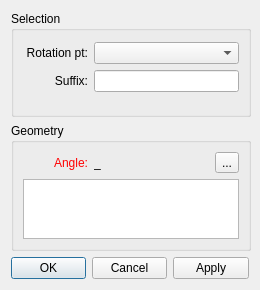
This is src/libs/vtools/dialogs/tools/dialogrotation.ui in FashionFreedom/Seamly2D as Qt 5 draws it before an edit. The edited form follows.
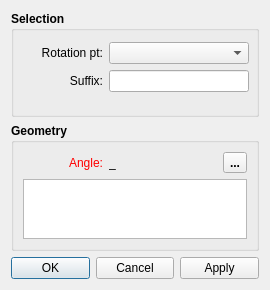
This is the edited form. Icons and pictures are not drawn.

Patch:
```diff
--- a/src/libs/vtools/dialogs/tools/dialogrotation.ui
+++ b/src/libs/vtools/dialogs/tools/dialogrotation.ui
@@ -6,13 +6,13 @@
    <rect>
     <x>0</x>
     <y>0</y>
-    <width>260</width>
+    <width>270</width>
     <height>290</height>
    </rect>
   </property>
   <property name="minimumSize">
    <size>
-    <width>260</width>
+    <width>270</width>
     <height>290</height>
    </size>
   </property>
@@ -38,6 +38,13 @@
        <height>50</height>
       </size>
      </property>
+     <property name="font">
+      <font>
+       <pointsize>9</pointsize>
+       <weight>75</weight>
+       <bold>true</bold>
+      </font>
+     </property>
      <property name="title">
       <string>Selection</string>
      </property>
@@ -54,7 +61,7 @@
          <widget class="QLabel" name="originPoint_Label">
           <property name="minimumSize">
            <size>
-            <width>65</width>
+            <width>80</width>
             <height>0</height>
            </size>
           </property>
@@ -64,6 +71,13 @@
             <height>16777215</height>
            </size>
           </property>
+          <property name="font">
+           <font>
+            <pointsize>9</pointsize>
+            <weight>50</weight>
+            <bold>false</bold>
+           </font>
+          </property>
           <property name="text">
            <string>Rotation pt:</string>
           </property>
@@ -76,17 +90,24 @@
          <widget class="QComboBox" name="rotation_ComboBox">
           <property name="minimumSize">
            <size>
-            <width>0</width>
+            <width>140</width>
             <height>0</height>
            </size>
           </property>
+          <property name="font">
+           <font>
+            <pointsize>9</pointsize>
+            <weight>50</weight>
+            <bold>false</bold>
+           </font>
+          </property>
          </widget>
         </item>
         <item row="1" column="0">
          <widget class="QLabel" name="suffix_Label">
           <property name="minimumSize">
            <size>
-            <width>65</width>
+            <width>80</width>
             <height>0</height>
            </size>
           </property>
@@ -96,6 +117,13 @@
             <height>16777215</height>
            </size>
           </property>
+          <property name="font">
+           <font>
+            <pointsize>9</pointsize>
+            <weight>50</weight>
+            <bold>false</bold>
+           </font>
+          </property>
           <property name="text">
            <string>Suffix:</string>
           </property>
@@ -108,10 +136,17 @@
          <widget class="QLineEdit" name="suffix_LineEdit">
           <property name="minimumSize">
            <size>
-            <width>0</width>
+            <width>140</width>
             <height>0</height>
            </size>
           </property>
+          <property name="font">
+           <font>
+            <pointsize>9</pointsize>
+            <weight>50</weight>
+            <bold>false</bold>
+           </font>
+          </property>
          </widget>
         </item>
        </layout>
@@ -133,6 +168,13 @@
        <height>0</height>
       </size>
      </property>
+     <property name="font">
+      <font>
+       <pointsize>9</pointsize>
+       <weight>75</weight>
+       <bold>true</bold>
+      </font>
+     </property>
      <property name="title">
       <string>Geometry</string>
      </property>
@@ -149,7 +191,7 @@
           </property>
           <property name="minimumSize">
            <size>
-            <width>65</width>
+            <width>80</width>
             <height>0</height>
            </size>
           </property>
@@ -196,6 +238,13 @@
             </disabled>
            </palette>
           </property>
+          <property name="font">
+           <font>
+            <pointsize>9</pointsize>
+            <weight>50</weight>
+            <bold>false</bold>
+           </font>
+          </property>
           <property name="text">
            <string>Angle:</string>
           </property>
@@ -218,6 +267,13 @@
             <height>0</height>
            </size>
           </property>
+          <property name="font">
+           <font>
+            <pointsize>9</pointsize>
+            <weight>50</weight>
+            <bold>false</bold>
+           </font>
+          </property>
           <property name="toolTip">
            <string>Value</string>
           </property>
@@ -283,6 +339,13 @@
             <height>60</height>
            </size>
           </property>
+          <property name="font">
+           <font>
+            <pointsize>9</pointsize>
+            <weight>50</weight>
+            <bold>false</bold>
+           </font>
+          </property>
           <property name="toolTip">
            <string>&lt;html&gt;&lt;head/&gt;&lt;body&gt;
 &lt;table width = 370&gt;&lt;tr&gt;&lt;td align = left width =300&gt;&lt;b&gt;Angle Calculation&lt;/b&gt;&lt;br&gt;Angles are specified in degrees, i.e. a full circle equals 360 deg. Positive values for an  angle means counter-clockwise while a negative value means the clockwise direction. Zero degrees is at the 3 o'clock position.&lt;/td&gt;&lt;td align = right valign = middle&gt;&lt;img src=&quot;:/icon/64x64/rotation..png&quot;/&gt;&lt;/td&gt;&lt;/tr&gt;&lt;/table&gt;&lt;/body&gt;&lt;/html&gt;</string>
```
